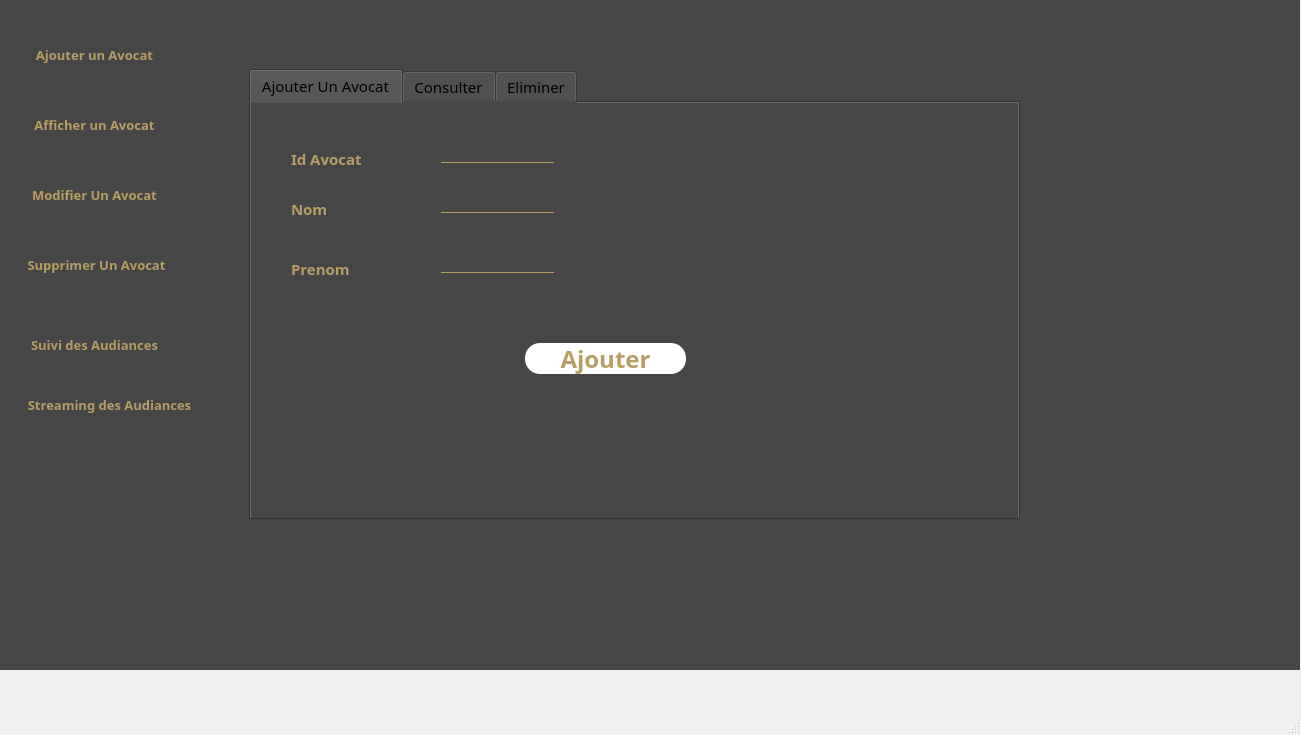
Before: the Qt Designer form mainwindow.ui in Guirra-02/QtProject, drawn with Qt 5.
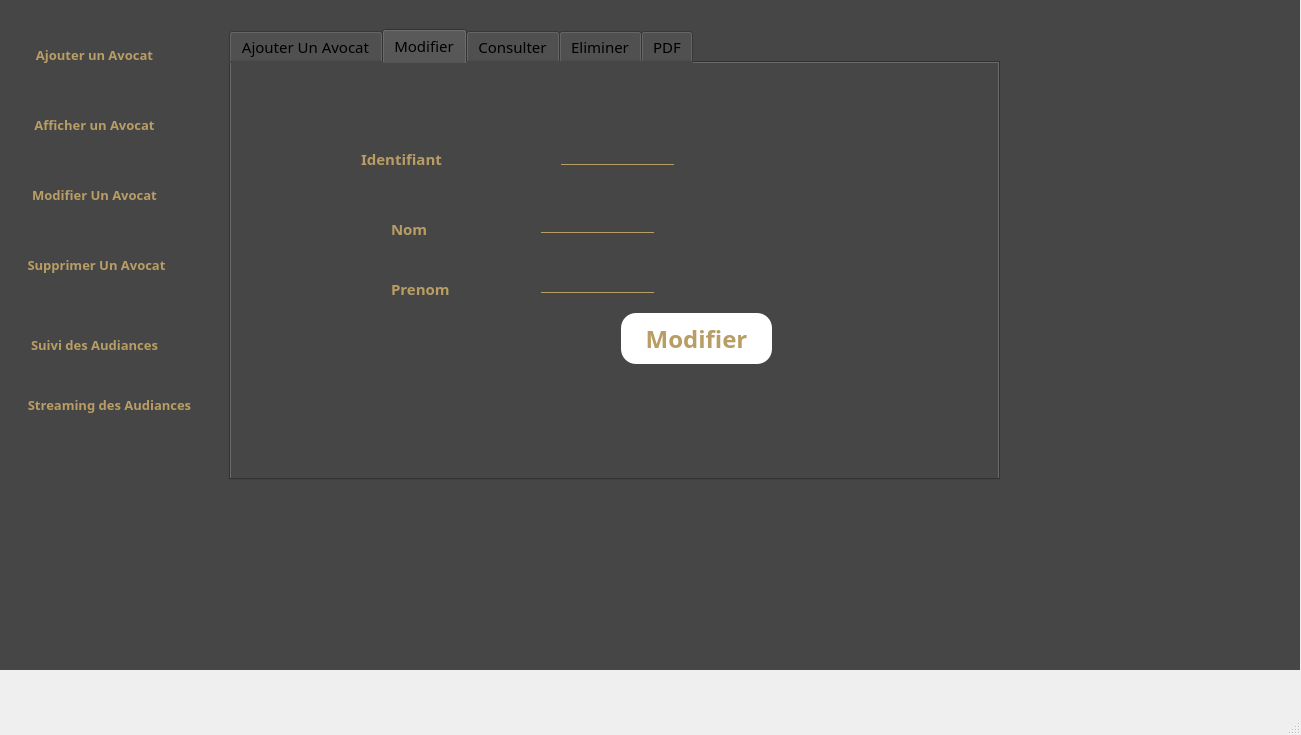
After: the same form once the commit is applied. The open tabs and pages were chosen to show the change. Icons and pictures are not drawn.

```diff
--- a/mainwindow.ui
+++ b/mainwindow.ui
@@ -399,8 +399,8 @@
        <widget class="QTabWidget" name="tabWidget">
         <property name="geometry">
          <rect>
-          <x>30</x>
-          <y>40</y>
+          <x>10</x>
+          <y>0</y>
           <width>771</width>
           <height>451</height>
          </rect>
@@ -621,6 +621,159 @@
           </property>
          </widget>
         </widget>
+        <widget class="QWidget" name="tab_4">
+         <attribute name="title">
+          <string>Modifier</string>
+         </attribute>
+         <widget class="QPushButton" name="pushButton_modifier">
+          <property name="geometry">
+           <rect>
+            <x>390</x>
+            <y>250</y>
+            <width>151</width>
+            <height>51</height>
+           </rect>
+          </property>
+          <property name="styleSheet">
+           <string notr="true">*{
+font-family :century gothic;
+font-size : 24px;
+}
+
+QPushButton{
+color:#b89d64;
+background-color:white;
+border-radius:15px ;
+font-weight:500;
+}
+QPushButton:hover
+{
+color:white;
+background:black;
+border-radius:15px ;
+font-weight:800;
+
+}
+
+
+</string>
+          </property>
+          <property name="text">
+           <string>Modifier</string>
+          </property>
+         </widget>
+         <widget class="QLabel" name="label_7">
+          <property name="geometry">
+           <rect>
+            <x>130</x>
+            <y>70</y>
+            <width>121</width>
+            <height>51</height>
+           </rect>
+          </property>
+          <property name="styleSheet">
+           <string notr="true">QLabel{
+font-size : 15px;
+font-weight : 600;
+background:transparent;
+color : #b89d64;
+}</string>
+          </property>
+          <property name="text">
+           <string>Identifiant</string>
+          </property>
+         </widget>
+         <widget class="QLineEdit" name="lineEdit_idup">
+          <property name="geometry">
+           <rect>
+            <x>330</x>
+            <y>80</y>
+            <width>113</width>
+            <height>22</height>
+           </rect>
+          </property>
+         </widget>
+         <widget class="QLabel" name="label_nomupd">
+          <property name="geometry">
+           <rect>
+            <x>160</x>
+            <y>150</y>
+            <width>111</width>
+            <height>31</height>
+           </rect>
+          </property>
+          <property name="styleSheet">
+           <string notr="true">QLabel{
+font-size : 15px;
+font-weight : 600;
+background:transparent;
+color : #b89d64;
+}</string>
+          </property>
+          <property name="text">
+           <string>Nom</string>
+          </property>
+         </widget>
+         <widget class="QLineEdit" name="nom_23">
+          <property name="geometry">
+           <rect>
+            <x>310</x>
+            <y>150</y>
+            <width>113</width>
+            <height>20</height>
+           </rect>
+          </property>
+          <property name="styleSheet">
+           <string notr="true">QLineEdit {
+background:transparent;
+border-radius:14px;
+border:none;
+color:#b89d64;
+border-bottom:1px solid #b89d64;
+}</string>
+          </property>
+         </widget>
+         <widget class="QLabel" name="label_upd">
+          <property name="geometry">
+           <rect>
+            <x>160</x>
+            <y>210</y>
+            <width>111</width>
+            <height>31</height>
+           </rect>
+          </property>
+          <property name="styleSheet">
+           <string notr="true">QLabel{
+font-size : 15px;
+font-weight : 600;
+background:transparent;
+color : #b89d64;
+}</string>
+          </property>
+          <property name="text">
+           <string>Prenom</string>
+          </property>
+         </widget>
+         <widget class="QLineEdit" name="prenom_24">
+          <property name="geometry">
+           <rect>
+            <x>310</x>
+            <y>210</y>
+            <width>113</width>
+            <height>20</height>
+           </rect>
+          </property>
+          <property name="styleSheet">
+           <string notr="true">QLineEdit {
+background:transparent;
+border-radius:14px;
+border:none;
+color:#b89d64;
+border-bottom:1px solid #b89d64;
+}</string>
+          </property>
+         </widget>
+        </widget>
         <widget class="QWidget" name="tab_2">
          <attribute name="title">
           <string>Consulter</string>
@@ -758,6 +911,109 @@
           </property>
          </widget>
         </widget>
+        <widget class="QWidget" name="tab_5">
+         <attribute name="title">
+          <string>PDF</string>
+         </attribute>
+         <widget class="QPushButton" name="pushButton_8">
+          <property name="geometry">
+           <rect>
+            <x>510</x>
+            <y>320</y>
+            <width>111</width>
+            <height>31</height>
+           </rect>
+          </property>
+          <property name="styleSheet">
+           <string notr="true">*{
+font-family :century gothic;
+font-size : 24px;
+}
+
+QPushButton{
+color:#b89d64;
+background-color:white;
+border-radius:15px ;
+font-weight:500;
+}
+QPushButton:hover
+{
+color:white;
+background:black;
+border-radius:15px ;
+font-weight:800;
+
+}
+</string>
+          </property>
+          <property name="text">
+           <string>PDF</string>
+          </property>
+         </widget>
+         <widget class="QLabel" name="label_id">
+          <property name="geometry">
+           <rect>
+            <x>70</x>
+            <y>70</y>
+            <width>131</width>
+            <height>41</height>
+           </rect>
+          </property>
+          <property name="styleSheet">
+           <string notr="true">QLabel{
+font-size : 15px;
+font-weight : 600;
+background:white;
+color : #b89d64;
+}</string>
+          </property>
+          <property name="text">
+           <string/>
+          </property>
+         </widget>
+         <widget class="QLabel" name="label_prenom">
+          <property name="geometry">
+           <rect>
+            <x>70</x>
+            <y>140</y>
+            <width>131</width>
+            <height>41</height>
+           </rect>
+          </property>
+          <property name="styleSheet">
+           <string notr="true">QLabel{
+font-size : 15px;
+font-weight : 600;
+background:white;
+color : #b89d64;
+}</string>
+          </property>
+          <property name="text">
+           <string/>
+          </property>
+         </widget>
+         <widget class="QLabel" name="label_nom">
+          <property name="geometry">
+           <rect>
+            <x>70</x>
+            <y>210</y>
+            <width>131</width>
+            <height>41</height>
+           </rect>
+          </property>
+          <property name="styleSheet">
+           <string notr="true">QLabel{
+font-size : 15px;
+font-weight : 600;
+background:white;
+color : #b89d64;
+}</string>
+          </property>
+          <property name="text">
+           <string/>
+          </property>
+         </widget>
+        </widget>
        </widget>
       </widget>
       <widget class="QWidget" name="page_6"/>
```
Left out of the diff: 39 changed lines with no effect on the pictures.
